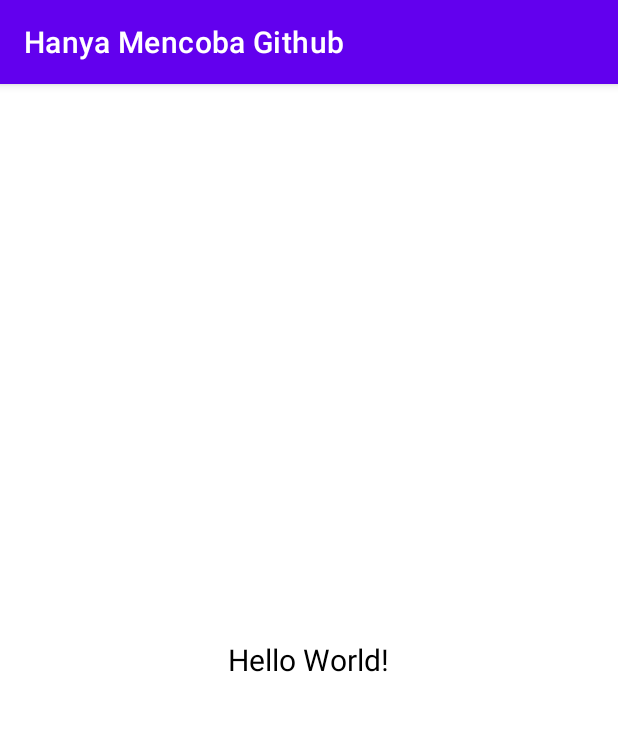
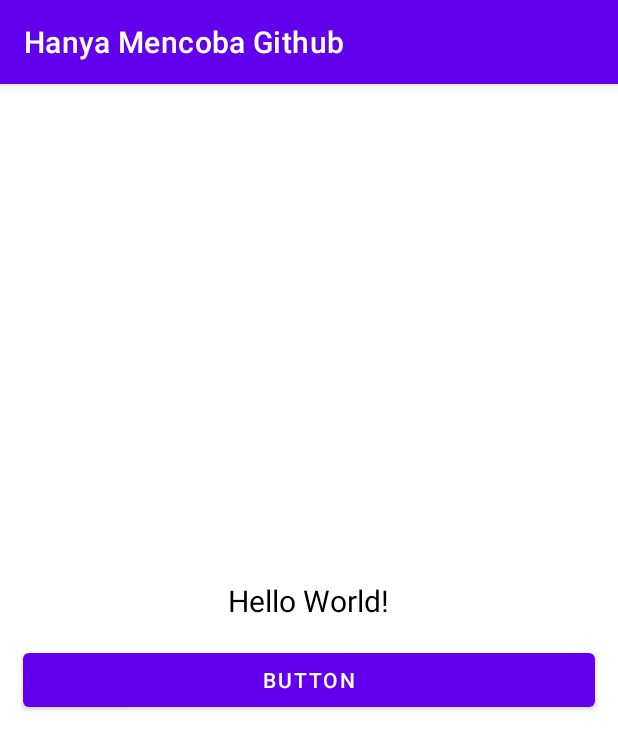
Before and after one commit to danielaquaries20/Hanya_Mencoba_Github, an Android app: the screen it shows after launch (MainActivity), on a phone screen of 412 x 824 dp. Shown: the top 750 px of the screen. Run offline under Robolectric (Android 15) with nearby library versions, the phone set to English and light mode, and no system bars.

Commit message:
Menambahkan Button

```diff
--- a/app/src/main/res/layout/activity_main.xml
+++ b/app/src/main/res/layout/activity_main.xml
@@ -16,4 +16,10 @@
         android:textColor="@color/black"
         android:textSize="20sp" />
 
+    <Button
+        android:layout_width="match_parent"
+        android:layout_height="wrap_content"
+        android:layout_margin="15dp"
+        android:text="Button"/>
+
 </LinearLayout>
```
